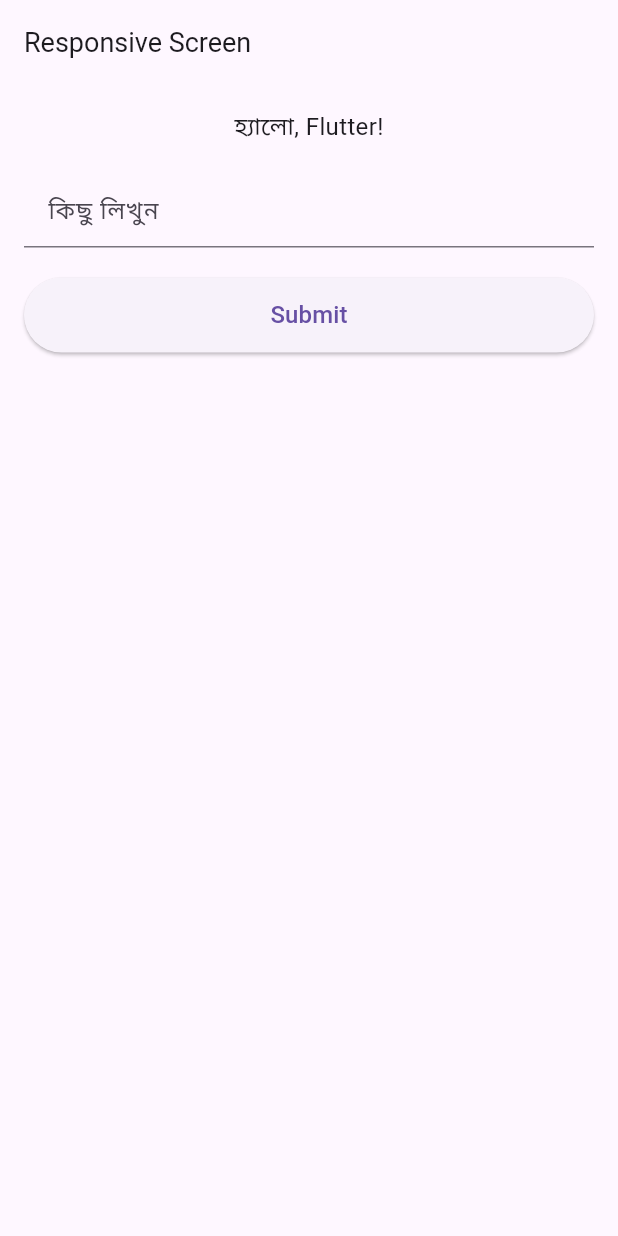
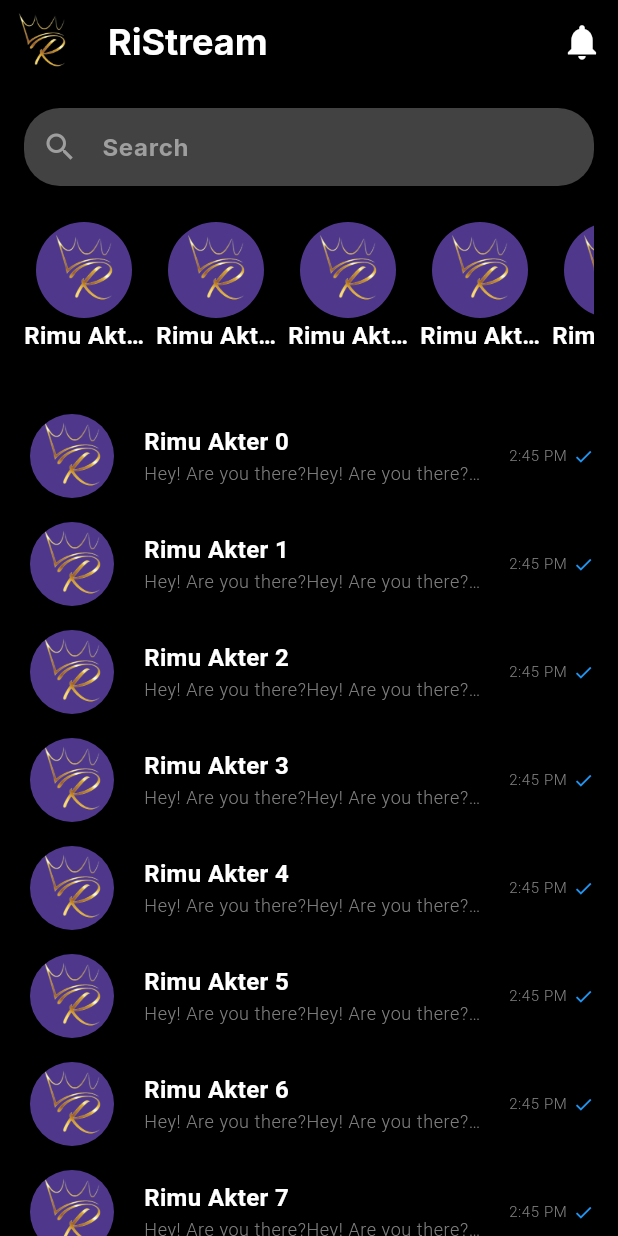
Before and after one commit to rimuakter057/ri_stream, a Flutter app: the screen it shows after launch, on a phone screen of 412 x 824 dp. Run offline on Flutter 3.47's test engine with Material 3 defaults, Android fonts, the phone set to English and light mode, and no system bars; our stand-ins replace device_preview, google_fonts.

Commit message:
home screen

```diff
--- a/lib/app.dart
+++ b/lib/app.dart
@@ -0,0 +1,29 @@
+import 'package:device_preview/device_preview.dart';
+import 'package:flutter/material.dart';
+import 'package:ri_stream/theme/app_theme.dart';
+
+import 'features/home/ui/screens/home_screen.dart';
+
+
+
+class MyApp extends StatelessWidget {
+  const MyApp({super.key});
+
+  @override
+  Widget build(BuildContext context) {
+    return MaterialApp(
+      debugShowCheckedModeBanner: false,
+      title: 'Responsive Theme Demo',
+
+
+      locale: DevicePreview.locale(context),
+      builder: DevicePreview.appBuilder,
+
+      theme: AppTheme.lightTheme(context),
+      darkTheme: AppTheme.darkTheme(context),
+     themeMode: ThemeMode.dark,
+
+      home: const HomeScreen(),
+    );
+  }
+}
--- /dev/null
+++ b/lib/features/common_widget/custom_asset_image.dart
@@ -0,0 +1,22 @@
+import 'package:flutter/material.dart';
+import 'package:ri_stream/utils/app_sizes.dart';
+import 'package:ri_stream/utils/assets_path.dart';
+
+
+class CustomAssetImage extends StatelessWidget {
+  const CustomAssetImage({
+    super.key, required this.assetsPath, this.height, this.width,
+  });
+
+  final String assetsPath;
+  final double? height;
+  final double? width;
+
+  @override
+  Widget build(BuildContext context) {
+    return Image.asset(assetsPath,
+      height:height??SizeConfig.getHeight(context, 24),
+      width:width?? SizeConfig.getWidth(context, 24),
+    );
+  }
+}
--- /dev/null
+++ b/lib/features/common_widget/custom_circle_avatar.dart
@@ -0,0 +1,21 @@
+import 'package:flutter/material.dart';
+import 'package:ri_stream/utils/app_sizes.dart';
+import 'package:ri_stream/utils/assets_path.dart';
+
+
+class CustomCircleAvatar extends StatelessWidget {
+  const CustomCircleAvatar({
+    super.key, required this.assetsPath, this.radius,
+  });
+
+  final String assetsPath;
+  final double? radius;
+
+  @override
+  Widget build(BuildContext context) {
+    return CircleAvatar(
+      radius: SizeConfig.getWidth(context,radius?? 32),
+      backgroundImage: AssetImage(assetsPath),
+    );
+  }
+}
--- /dev/null
+++ b/lib/features/common_widget/custom_text_field.dart
@@ -0,0 +1,72 @@
+import 'package:flutter/material.dart';
+import 'package:google_fonts/google_fonts.dart';
+import 'package:ri_stream/utils/app_sizes.dart';
+
+
+class CustomTextField extends StatelessWidget {
+  final String? hintText;
+  final IconData? prefixIcon;
+  final IconData? suffixIcon;
+  final TextEditingController? controller;
+  final Function(String)? onChanged;
+  final TextInputType? keyboardType;
+  final bool obscureText;
+
+  const CustomTextField({
+    super.key,
+    this.hintText,
+    this.prefixIcon,
+    this.suffixIcon,
+    this.controller,
+    this.onChanged,
+    this.keyboardType,
+    this.obscureText = false,
+  });
+
+  @override
+  Widget build(BuildContext context) {
+    final isDark = Theme.of(context).brightness == Brightness.dark;
+
+    return TextField(
+      controller: controller,
+      onChanged: onChanged,
+      keyboardType: keyboardType,
+      obscureText: obscureText,
+      style: GoogleFonts.inter(
+        color: Theme.of(context).textTheme.bodyMedium!.color,
+        fontSize: SizeConfig.getFont(context, 16), // responsive font
+      ),
+      decoration: InputDecoration(
+        hintText: hintText,
+        hintStyle: GoogleFonts.inter(
+          color: isDark?Colors.grey:Colors.grey,
+          fontSize: SizeConfig.getFont(context, 16), // responsive font
+        ),
+        prefixIcon: prefixIcon != null
+            ? Icon(
+          prefixIcon,
+          color: isDark?Colors.grey:Colors.grey,
+          size: SizeConfig.getFont(context, 24), // responsive icon size
+        )
+            : null,
+        suffixIcon: suffixIcon != null
+            ? Icon(
+          suffixIcon,
+          color: Theme.of(context).iconTheme.color,
+          size: SizeConfig.getFont(context, 24), // responsive icon size
+        )
+            : null,
+        filled: true,
+        fillColor: isDark ? Colors.grey[800] : Colors.grey[200],
+        border: OutlineInputBorder(
+          borderRadius: BorderRadius.circular(SizeConfig.getWidth(context, 12)), // responsive border radius
+          borderSide: BorderSide.none,
+        ),
+        contentPadding: EdgeInsets.symmetric(
+          vertical: SizeConfig.getHeight(context, 14),
+          horizontal: SizeConfig.getWidth(context, 16),
+        ),
+      ),
+    );
+  }
+}
--- /dev/null
+++ b/lib/features/home/ui/screens/home_screen.dart
@@ -0,0 +1,134 @@
+
+
+import 'package:flutter/material.dart';
+import 'package:ri_stream/features/common_widget/custom_asset_image.dart';
+import 'package:ri_stream/features/common_widget/custom_circle_avatar.dart';
+import 'package:ri_stream/features/common_widget/custom_text_field.dart';
+import 'package:ri_stream/utils/app_colors.dart';
+import 'package:ri_stream/utils/app_sizes.dart';
+import 'package:ri_stream/utils/assets_path.dart';
+
+
+
+
+class HomeScreen extends StatelessWidget {
+  const HomeScreen({super.key});
+
+  @override
+  Widget build(BuildContext context) {
+    return Scaffold(
+      appBar: AppBar(
+        leading: CustomAssetImage(assetsPath: AssetsPath.logo,),
+        title: Text("RiStream"),
+        actions: [
+          IconButton(onPressed: (){}, icon: Icon(Icons.notifications))
+        ],
+      ),
+
+      ///body section
+
+      body: SingleChildScrollView(
+        child: Padding(
+          padding:  EdgeInsets.only(top: SizeConfig.getHeight(context, 16,),
+          left: SizeConfig.getWidth(context, 16),
+            right:SizeConfig.getWidth(context, 16),
+          ),
+          child: Column(children: [
+            ///search bar
+            CustomTextField(
+              prefixIcon: Icons.search,
+              hintText: "Search",
+            ),
+           SizedBox(
+             height:SizeConfig.getHeight(context, 24,),
+           ),
+
+            /// horizontally profile pic
+            SizedBox(
+              height:SizeConfig.getHeight(context, 120,), // height নির্ধারণ করতে হবে
+              child: ListView.separated(
+                scrollDirection: Axis.horizontal,
+                itemCount: 10,
+                itemBuilder: (context, index) {
+                  return SizedBox(
+                    width: SizeConfig.getWidth(context, 80),
+                    child: Column(children: [
+                      CustomCircleAvatar(assetsPath: AssetsPath.logo,),
+                      Text( "Rimu Akter",
+                          maxLines: 1,
+                          overflow: TextOverflow.ellipsis,
+                        style:Theme.of(context).textTheme.bodyMedium,
+                         )
+
+
+                    ],),
+                  );
+                }, separatorBuilder: (BuildContext context, int index) {
+                  return SizedBox(
+                    width: SizeConfig.getWidth(context, 8),
+
+                  );
+              },
+              ),
+            ),
+
+
+            /// vertically profile pic
+            ListView.builder(
+              physics: NeverScrollableScrollPhysics(), // scroll conflict avoid
+              shrinkWrap: true, // SingleChildScrollView এর ভিতরে use করতে হবে
+              itemCount: 20,
+              itemBuilder: (context, index) {
+                return ListTile(
+                  contentPadding: EdgeInsets.zero,
+                  leading: CustomCircleAvatar(assetsPath: AssetsPath.logo),
+                  title: Text(
+                    "Rimu Akter $index",
+                    style: Theme.of(context).textTheme.bodyMedium, // Title: w600
+                  ),
+                  subtitle: Text(
+
+                    maxLines:1,
+
+                    "Hey! Are you there?Hey! Are you there?Hey! Are you there?Hey! Are you there?Hey! Are you there?", // Subtitle message preview
+                    style: Theme.of(context).textTheme.bodySmall!.copyWith(
+                      fontSize: SizeConfig.getFont(context, 12),
+                      fontWeight: FontWeight.w300,
+                      color: AppColors.grey,
+                    ),
+                    overflow: TextOverflow.ellipsis,
+                  ),
+                  trailing: Row(
+                    mainAxisSize: MainAxisSize.min, // Important! না হলে পুরো row spread হবে
+                    children: [
+                      Text(
+                        "2:45 PM", // message time
+                        style: Theme.of(context).textTheme.bodySmall!.copyWith(
+                          fontSize: SizeConfig.getFont(context, 10),
+                          fontWeight: FontWeight.w300,
+                          color: AppColors.grey,
+                        ),
+                      ),
+                      SizedBox(width: SizeConfig.getWidth(context, 4)),
+                      Icon(
+                        Icons.check, // delivery status
+                        size: SizeConfig.getFont(context, 14),
+                        color: Colors.blue, // delivered/read color
+                      ),
+                    ],
+                  ),
+                );
+
+
+              },
+            ),
+
+
+          ],
+          ),
+        ),
+      ),
+
+    );
+  }
+}
--- a/lib/main.dart
+++ b/lib/main.dart
@@ -1,27 +1,16 @@
+import 'package:flutter/foundation.dart';
 import 'package:flutter/material.dart';
 import 'package:device_preview/device_preview.dart';
-import 'package:flutter/foundation.dart';
 
-import 'features/ui/screens/ewsponsive_screen.dart';
+import 'app.dart';
+
+
+
 void main() {
   runApp(
     DevicePreview(
       enabled: !kReleaseMode,
-      builder: (context) => MyApp(),
+      builder: (context) => const MyApp(),
     ),
   );
 }
-
-class MyApp extends StatelessWidget {
-  const MyApp({super.key});
-
-  // This widget is the root of your application.
-  @override
-  Widget build(BuildContext context) {
-    return MaterialApp(
-      title: 'Flutter Demo',
-
-      home: ResponsiveExampleScreen(),
-    );
-  }
-}
--- a/lib/theme/app_theme.dart
+++ b/lib/theme/app_theme.dart
@@ -0,0 +1,230 @@
+import 'package:flutter/material.dart';
+import 'package:google_fonts/google_fonts.dart';
+import 'package:ri_stream/utils/app_colors.dart';
+
+import '../utils/app_sizes.dart';
+
+
+class AppTheme {
+  // Light Theme
+  static ThemeData lightTheme(BuildContext context) {
+    final scale = SizeConfig.scaleFactor(context);
+    return ThemeData(
+      brightness: Brightness.light,
+      primaryColor: Colors.black,
+      scaffoldBackgroundColor: AppColors.white,
+
+      appBarTheme: AppBarTheme(
+        surfaceTintColor: Colors.transparent,
+        backgroundColor: AppColors.white,
+        elevation: 2,
+        titleTextStyle: GoogleFonts.inter(
+          fontSize: SizeConfig.getFont(context, 24),
+          fontWeight: FontWeight.bold,
+          color: AppColors.black,
+        ),
+        iconTheme: IconThemeData(
+          color: AppColors.black,
+          size: SizeConfig.getFont(context, 28),
+        ),
+      ),
+
+
+
+
+        textTheme : TextTheme(
+          headlineLarge: GoogleFonts.inter(
+            fontSize: SizeConfig.getFont(context, 32),
+            color: Colors.black,
+            fontWeight: FontWeight.normal,
+          ),
+
+          headlineMedium: GoogleFonts.inter(
+            fontSize: SizeConfig.getFont(context, 28),
+            color: Colors.black,
+            fontWeight: FontWeight.normal,
+          ),
+
+
+          headlineSmall: GoogleFonts.inter(
+            fontSize: SizeConfig.getFont(context, 24),
+            color: Colors.black,
+            fontWeight: FontWeight.normal,
+          ),
+
+
+          bodyLarge: GoogleFonts.inter(
+            fontSize: SizeConfig.getFont(context, 24),
+            color: Colors.black,
+            fontWeight: FontWeight.normal,
+          ),
+          bodyMedium: GoogleFonts.inter(
+            fontSize: SizeConfig.getFont(context, 16),
+            color: Colors.black,
+            fontWeight: FontWeight.normal,
+          ),
+          bodySmall: GoogleFonts.inter(
+            fontSize: SizeConfig.getFont(context, 14),
+            color: Colors.black,
+            fontWeight: FontWeight.bold,
+          ),
+        ),
+
+
+      elevatedButtonTheme: ElevatedButtonThemeData(
+        style: ElevatedButton.styleFrom(
+          padding: EdgeInsets.symmetric(
+            horizontal: SizeConfig.getPadding(context, 20),
+            vertical: SizeConfig.getPadding(context, 12),
+          ),
+          textStyle: TextStyle(
+            fontSize: SizeConfig.getFont(context, 16),
+            fontWeight: FontWeight.w600,
+          ),
+          shape: RoundedRectangleBorder(
+            borderRadius: BorderRadius.circular(SizeConfig.getWidth(context, 8)),
+          ),
+        ),
+      ),
+      inputDecorationTheme: InputDecorationTheme(
+        contentPadding: EdgeInsets.symmetric(
+          horizontal: SizeConfig.getPadding(context, 16),
+          vertical: SizeConfig.getPadding(context, 12),
+        ),
+        border: OutlineInputBorder(
+          borderRadius: BorderRadius.circular(SizeConfig.getWidth(context, 24)),
+        ),
+        enabledBorder: OutlineInputBorder(
+          borderRadius: BorderRadius.circular(SizeConfig.getWidth(context, 24)),
+          borderSide: BorderSide.none,
+        ),
+        focusedBorder: OutlineInputBorder(
+          borderRadius: BorderRadius.circular(SizeConfig.getWidth(context, 24)),
+          borderSide: BorderSide.none,
+        ),
+      ),
+
+      bottomSheetTheme: BottomSheetThemeData(
+        backgroundColor: Colors.white,
+        shape: RoundedRectangleBorder(
+          borderRadius: BorderRadius.vertical(
+            top: Radius.circular(SizeConfig.getWidth(context, 16)),
+          ),
+        ),
+      ),
+    );
+  }
+
+  // Dark Theme
+  static ThemeData darkTheme(BuildContext context) {
+    final scale = SizeConfig.scaleFactor(context);
+    return ThemeData(
+      brightness: Brightness.dark,
+      primaryColor: Colors.black,
+      scaffoldBackgroundColor: Colors.black,
+
+      ///appbar
+      appBarTheme: AppBarTheme(
+        surfaceTintColor: Colors.transparent,
+        backgroundColor: Colors.black,
+        elevation: 2,
+        titleTextStyle: GoogleFonts.inter(
+          fontSize: SizeConfig.getFont(context, 24),
+          fontWeight: FontWeight.bold,
+          color: Colors.white,
+        ),
+        iconTheme: IconThemeData(
+          color: Colors.white,
+          size: SizeConfig.getFont(context, 28),
+        ),
+      ),
+
+    /// text theme
+      textTheme: TextTheme(
+        headlineLarge: GoogleFonts.inter(
+          fontSize: SizeConfig.getFont(context, 32),
+          color: Colors.white,
+          fontWeight: FontWeight.normal,
+        ),
+
+        headlineMedium: GoogleFonts.inter(
+          fontSize: SizeConfig.getFont(context, 28),
+          color: Colors.white,
+          fontWeight: FontWeight.normal,
+        ),
+
+
+        headlineSmall: GoogleFonts.inter(
+          fontSize: SizeConfig.getFont(context, 24),
+          color: Colors.white,
+          fontWeight: FontWeight.normal,
+        ),
+
+
+        bodyMedium: TextStyle(
+          fontSize: SizeConfig.getFont(context, 16),
+          fontWeight: FontWeight.w600,
+          color: AppColors.white,
+        ),
+        bodySmall: TextStyle(
+          fontSize: SizeConfig.getFont(context, 14),
+          fontWeight: FontWeight.w400,
+          color: Colors.white,
+        ),
+        bodyLarge: TextStyle(
+          fontSize: SizeConfig.getFont(context, 20),
+          fontWeight: FontWeight.bold,
+          color: Colors.white,
+        ),
+      ),
+
+
+      elevatedButtonTheme: ElevatedButtonThemeData(
+        style: ElevatedButton.styleFrom(
+          padding: EdgeInsets.symmetric(
+            horizontal: SizeConfig.getPadding(context, 20),
+            vertical: SizeConfig.getPadding(context, 12),
+          ),
+          textStyle: TextStyle(
+            fontSize: SizeConfig.getFont(context, 16),
+            fontWeight: FontWeight.w600,
+          ),
+          shape: RoundedRectangleBorder(
+            borderRadius: BorderRadius.circular(SizeConfig.getWidth(context, 8)),
+          ),
+        ),
+      ),
+
+
+      inputDecorationTheme: InputDecorationTheme(
+        contentPadding: EdgeInsets.symmetric(
+          horizontal: SizeConfig.getPadding(context, 16),
+          vertical: SizeConfig.getPadding(context, 12),
+        ),
+        border: OutlineInputBorder(
+          borderRadius: BorderRadius.circular(SizeConfig.getWidth(context, 24)),
+        ),
+        enabledBorder: OutlineInputBorder(
+          borderRadius: BorderRadius.circular(SizeConfig.getWidth(context, 24)),
+          borderSide: BorderSide.none,
+        ),
+        focusedBorder: OutlineInputBorder(
+          borderRadius: BorderRadius.circular(SizeConfig.getWidth(context, 24)),
+          borderSide: BorderSide.none,
+        ),
+      ),
+
+
+
+
+      bottomSheetTheme: BottomSheetThemeData(
+        backgroundColor: Colors.grey.shade50,
+        shape: RoundedRectangleBorder(
+          borderRadius: BorderRadius.vertical(
+            top: Radius.circular(SizeConfig.getWidth(context, 16)),
+          ),
+        ),
+      ),
+    );
+  }
+}
--- /dev/null
+++ b/lib/utils/app_colors.dart
@@ -0,0 +1,30 @@
+import 'package:flutter/material.dart';
+
+class AppColors {
+  AppColors._(); // Private constructor to prevent instantiation
+
+  // Primary Colors
+  static const Color red = Color(0xFFFF0000);
+  static const Color green = Color(0xFF00FF00);
+  static const Color blue = Color(0xFF0000FF);
+  static const Color yellow = Color(0xFFFFFF00);
+  static const Color orange = Color(0xFFFFA500);
+  static const Color purple = Color(0xFF800080);
+
+  // Neutral Colors
+  static const Color white = Color(0xFFFFFFFF);
+  static const Color black = Color(0xFF000000);
+  static const Color grey = Color(0xFF808080);
+  static const Color lightGrey = Color(0xFFD3D3D3);
+  static const Color darkGrey = Color(0xFF505050);
+
+  // Additional Colors
+  static const Color pink = Color(0xFFFFC0CB);
+  static const Color cyan = Color(0xFF00FFFF);
+  static const Color brown = Color(0xFFA52A2A);
+  static const Color teal = Color(0xFF008080);
+  static const Color lime = Color(0xFF00FF00);
+  static const Color indigo = Color(0xFF4B0082);
+
+// You can add more custom colors here
+}
--- /dev/null
+++ b/lib/utils/assets_path.dart
@@ -0,0 +1,23 @@
+
+class AssetsPath {
+  // 🖼️ Images
+  static const String logo = 'assets/icons/logo.png';
+  static const String userAvatar = 'assets/images/user_avatar.png';
+  static const String splashBg = 'assets/images/splash_bg.jpg';
+
+  // 🧭 Icons
+  static const String homeIcon = 'assets/icons/home.png';
+  static const String searchIcon = 'assets/icons/search.png';
+  static const String addIcon = 'assets/icons/add.png';
+  static const String messageIcon = 'assets/icons/message.png';
+  static const String profileIcon = 'assets/icons/profile.png';
+
+  // 🎞️ Optional: SVG Icons
+  static const String heartSvg = 'assets/icons/heart.svg';
+  static const String commentSvg = 'assets/icons/comment.svg';
+  static const String shareSvg = 'assets/icons/share.svg';
+
+  // 🎬 Lottie Animations (if you use Lottie)
+  static const String loadingAnimation = 'assets/lottie/loading.json';
+  static const String successAnimation = 'assets/lottie/success.json';
+}
--- a/pubspec.yaml
+++ b/pubspec.yaml
@@ -60,7 +60,9 @@ flutter:
   uses-material-design: true
 
   # To add assets to your application, add an assets section, like this:
-  # assets:
+  assets:
+    - assets/images/
+    - assets/icons/
   #   - images/a_dot_burr.jpeg
   #   - images/a_dot_ham.jpeg
 
```
Also changed, not shown: assets/icons/logo.png (added), 1 other file.
